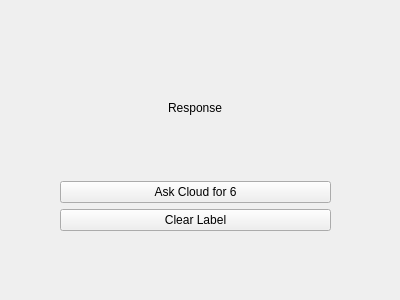
First picture: the form in cloudTest.ui, repository YCP-Rev-Metrix/BallSpinner-Controller-v2, before the edit.
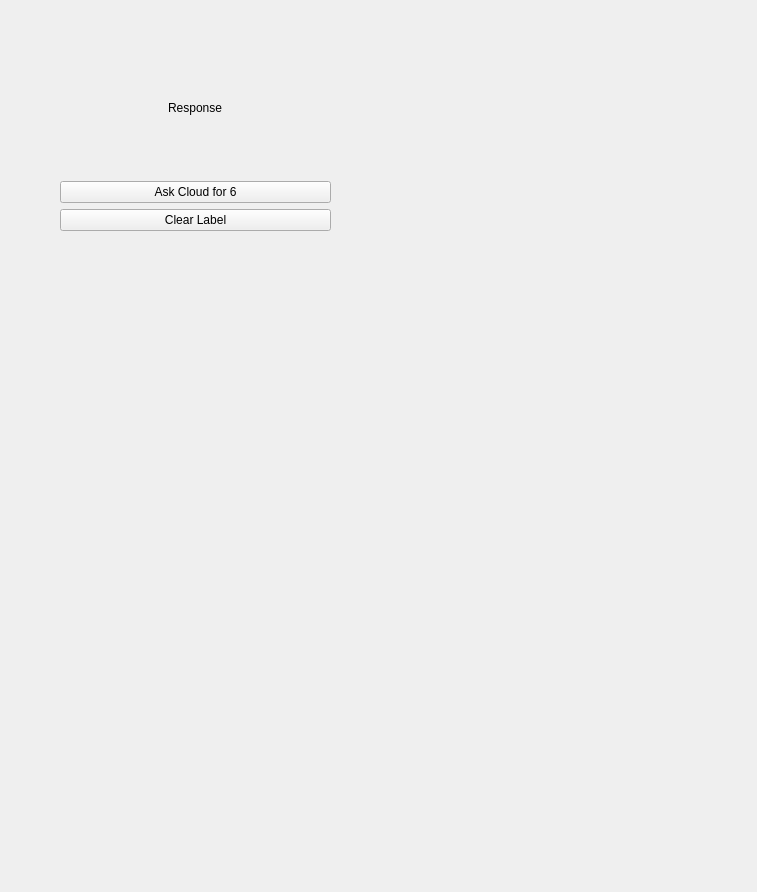
Second picture: the form after the edit.

The edit to the form file:
```diff
--- a/cloudTest.ui
+++ b/cloudTest.ui
@@ -6,8 +6,8 @@
    <rect>
     <x>0</x>
     <y>0</y>
-    <width>400</width>
-    <height>300</height>
+    <width>757</width>
+    <height>892</height>
    </rect>
   </property>
   <property name="windowTitle">
```
